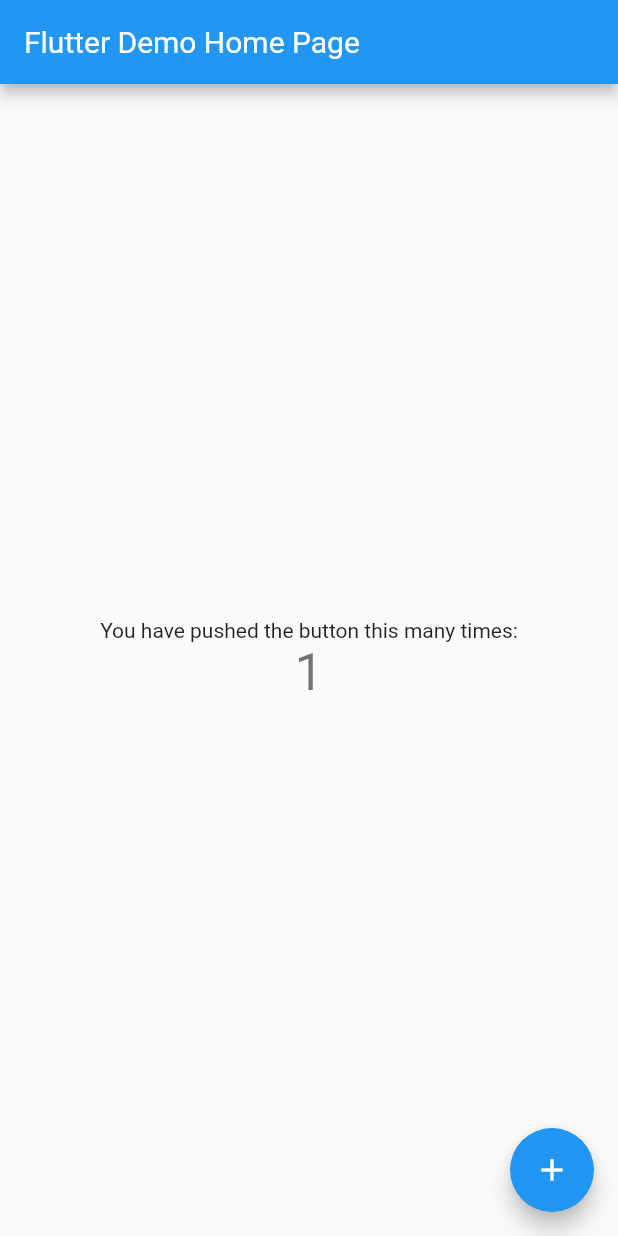
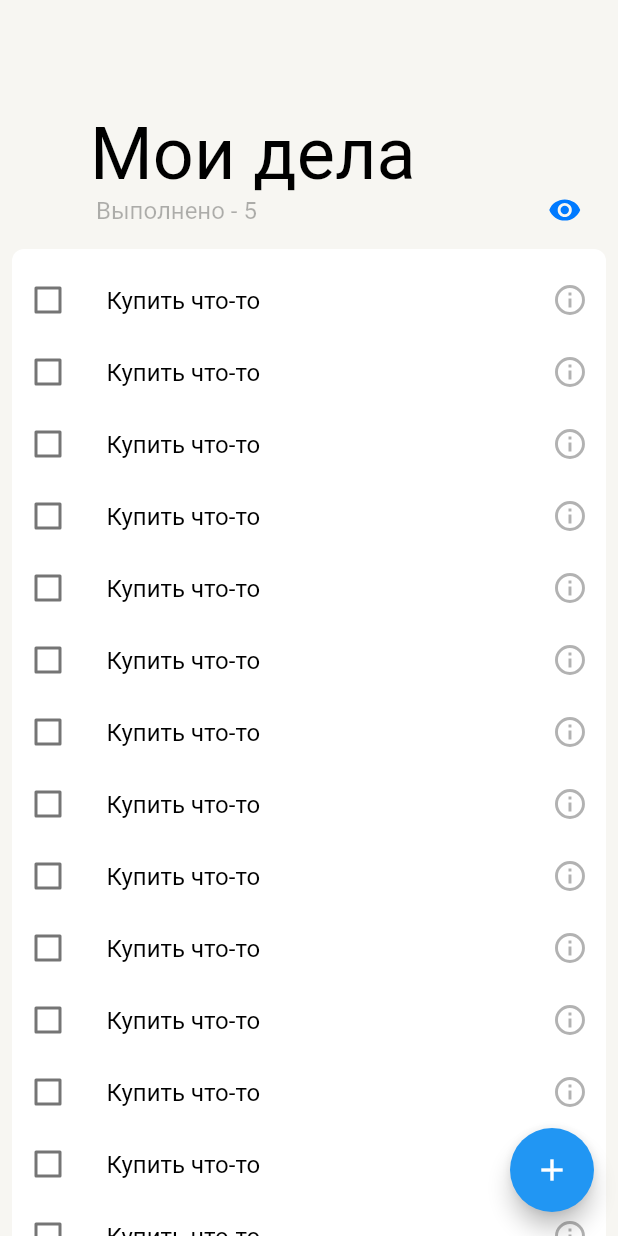
Before and after one commit to DenisTc/todo_app, a Flutter app: the screen it shows after launch, after a tap on the "add" icon, on a phone screen of 412 x 824 dp. Run offline on Flutter 3.47's test engine with Material 2 defaults, Android fonts, the phone set to English and light mode, and no system bars; our stand-ins replace flutter_svg; generated files the repository leaves out were written again.

Commit message:
Добавил экран TaskListScreen

```diff
--- /dev/null
+++ b/l10n.yaml
@@ -0,0 +1,3 @@
+rb-dir: lib/l10n
+template-arb-file: app_ru.arb
+output-localization-file: app_localizations.dart
--- /dev/null
+++ b/lib/imports.dart
@@ -0,0 +1,7 @@
+export 'package:flutter/material.dart';
+export 'package:todo_app/presentation/screens/screens.dart';
+export 'package:todo_app/core/constants/app_theme.dart';
+export 'package:todo_app/imports.dart';
+export 'package:todo_app/l10n/l10n.dart';
+export 'package:flutter_localizations/flutter_localizations.dart';
+export 'package:flutter_gen/gen_l10n/app_localizations.dart';
--- /dev/null
+++ b/lib/l10n/app_ru.arb
@@ -0,0 +1,9 @@
+{
+    "myTasks": "Мои дела",
+    "save": "СОХРАНИТЬ",
+    "importance":"Важность",
+    "makeUpTo":"Сделать до",
+    "delete": "Удалить",
+    "done":"Выполнено",
+    "addNewTask": "Новое"
+}
--- /dev/null
+++ b/lib/l10n/l10n.dart
@@ -0,0 +1,7 @@
+import 'dart:ui';
+
+class L10n {
+  static final all = [
+    const Locale('ru', ''),
+  ];
+}
--- a/lib/main.dart
+++ b/lib/main.dart
@@ -1,4 +1,4 @@
-import 'package:flutter/material.dart';
+import 'package:todo_app/imports.dart';
 
 void main() {
   runApp(const MyApp());
@@ -7,109 +7,19 @@
 class MyApp extends StatelessWidget {
   const MyApp({Key? key}) : super(key: key);
 
-  // This widget is the root of your application.
   @override
   Widget build(BuildContext context) {
     return MaterialApp(
       title: 'Flutter Demo',
-      theme: ThemeData(
-        // This is the theme of your application.
-        //
-        // Try running your application with "flutter run". You'll see the
-        // application has a blue toolbar. Then, without quitting the app, try
-        // changing the primarySwatch below to Colors.green and then invoke
-        // "hot reload" (press "r" in the console where you ran "flutter run",
-        // or simply save your changes to "hot reload" in a Flutter IDE).
-        // Notice that the counter didn't reset back to zero; the application
-        // is not restarted.
-        primarySwatch: Colors.blue,
-      ),
-      home: const MyHomePage(title: 'Flutter Demo Home Page'),
+      theme: AppTheme.lightTheme,
+      supportedLocales: L10n.all,
+      localizationsDelegates: const [
+        AppLocalizations.delegate,
+        GlobalMaterialLocalizations.delegate,
+        GlobalWidgetsLocalizations.delegate,
+        GlobalCupertinoLocalizations.delegate,
+      ],
+      home: const TaskListScreen(),
     );
   }
 }
-
-class MyHomePage extends StatefulWidget {
-  const MyHomePage({Key? key, required this.title}) : super(key: key);
-
-  // This widget is the home page of your application. It is stateful, meaning
-  // that it has a State object (defined below) that contains fields that affect
-  // how it looks.
-
-  // This class is the configuration for the state. It holds the values (in this
-  // case the title) provided by the parent (in this case the App widget) and
-  // used by the build method of the State. Fields in a Widget subclass are
-  // always marked "final".
-
-  final String title;
-
-  @override
-  State<MyHomePage> createState() => _MyHomePageState();
-}
-
-class _MyHomePageState extends State<MyHomePage> {
-  int _counter = 0;
-
-  void _incrementCounter() {
-    setState(() {
-      // This call to setState tells the Flutter framework that something has
-      // changed in this State, which causes it to rerun the build method below
-      // so that the display can reflect the updated values. If we changed
-      // _counter without calling setState(), then the build method would not be
-      // called again, and so nothing would appear to happen.
-      _counter++;
-    });
-  }
-
-  @override
-  Widget build(BuildContext context) {
-    // This method is rerun every time setState is called, for instance as done
-    // by the _incrementCounter method above.
-    //
-    // The Flutter framework has been optimized to make rerunning build methods
-    // fast, so that you can just rebuild anything that needs updating rather
-    // than having to individually change instances of widgets.
-    return Scaffold(
-      appBar: AppBar(
-        // Here we take the value from the MyHomePage object that was created by
-        // the App.build method, and use it to set our appbar title.
-        title: Text(widget.title),
-      ),
-      body: Center(
-        // Center is a layout widget. It takes a single child and positions it
-        // in the middle of the parent.
-        child: Column(
-          // Column is also a layout widget. It takes a list of children and
-          // arranges them vertically. By default, it sizes itself to fit its
-          // children horizontally, and tries to be as tall as its parent.
-          //
-          // Invoke "debug painting" (press "p" in the console, choose the
-          // "Toggle Debug Paint" action from the Flutter Inspector in Android
-          // Studio, or the "Toggle Debug Paint" command in Visual Studio Code)
-          // to see the wireframe for each widget.
-          //
-          // Column has various properties to control how it sizes itself and
-          // how it positions its children. Here we use mainAxisAlignment to
-          // center the children vertically; the main axis here is the vertical
-          // axis because Columns are vertical (the cross axis would be
-          // horizontal).
-          mainAxisAlignment: MainAxisAlignment.center,
-          children: <Widget>[
-            const Text(
-              'You have pushed the button this many times:',
-            ),
-            Text(
-              '$_counter',
-              style: Theme.of(context).textTheme.headline4,
-            ),
-          ],
-        ),
-      ),
-      floatingActionButton: FloatingActionButton(
-        onPressed: _incrementCounter,
-        tooltip: 'Increment',
-        child: const Icon(Icons.add),
-      ), // This trailing comma makes auto-formatting nicer for build methods.
-    );
-  }
-}
--- /dev/null
+++ b/lib/presentation/screens/screens.dart
@@ -0,0 +1 @@
+export 'package:todo_app/presentation/screens/task_list_screen.dart';
--- /dev/null
+++ b/lib/presentation/screens/task_list_screen.dart
@@ -0,0 +1,252 @@
+import 'package:flutter/material.dart';
+import 'package:flutter_svg/svg.dart';
+import 'package:todo_app/core/constants/app_colors.dart';
+import 'package:todo_app/core/constants/app_icons.dart';
+
+class TaskListScreen extends StatefulWidget {
+  const TaskListScreen({Key? key}) : super(key: key);
+
+  @override
+  State<TaskListScreen> createState() => _TaskListScreenState();
+}
+
+class _TaskListScreenState extends State<TaskListScreen> {
+  final _pinned = true;
+  final _snap = false;
+  final _floating = false;
+
+  final appBarHeight = 150.0;
+  double minAppbarPadding = 16.0;
+
+  @override
+  Widget build(BuildContext context) {
+    return Scaffold(
+      floatingActionButton: FloatingActionButton(
+        onPressed: () {},
+        child: const Icon(Icons.add),
+      ),
+      body: SafeArea(
+        bottom: false,
+        child: CustomScrollView(
+          slivers: [
+            CusomSliverAppBar(
+              pinned: _pinned,
+              snap: _snap,
+              floating: _floating,
+              appBarHeight: appBarHeight,
+              minAppbarPadding: minAppbarPadding,
+            ),
+            SliverToBoxAdapter(
+              child: Container(
+                margin: const EdgeInsets.only(top: 16),
+                padding: const EdgeInsets.symmetric(horizontal: 8),
+                height: 10,
+                child: Column(
+                  mainAxisAlignment: MainAxisAlignment.end,
+                  children: <Widget>[
+                    Container(
+                      height: 10,
+                      decoration: const BoxDecoration(
+                        color: Colors.white,
+                        borderRadius: BorderRadius.only(
+                          topLeft: Radius.circular(8.0),
+                          topRight: Radius.circular(8.0),
+                        ),
+                      ),
+                    ),
+                  ],
+                ),
+              ),
+            ),
+            SliverPadding(
+              padding: const EdgeInsets.symmetric(horizontal: 8),
+              sliver: SliverList(
+                delegate: SliverChildBuilderDelegate(
+                  (BuildContext context, int index) {
+                    return GestureDetector(
+                      child: Dismissible(
+                        key: Key(index.toString()),
+                        onDismissed: (DismissDirection direction) {},
+                        background: Container(
+                          padding: const EdgeInsets.only(left: 24),
+                          alignment: Alignment.centerLeft,
+                          color: AppColors.greenLight,
+                          child: SvgPicture.asset(
+                            AppIcons.check,
+                            color: AppColors.whiteLight,
+                          ),
+                        ),
+                        secondaryBackground: Container(
+                          padding: const EdgeInsets.only(right: 24),
+                          alignment: Alignment.centerRight,
+                          color: Theme.of(context).errorColor,
+                          child: SvgPicture.asset(
+                            AppIcons.delete,
+                            color: AppColors.whiteLight,
+                          ),
+                        ),
+                        child: Container(
+                          height: 48.0,
+                          color: Colors.white,
+                          child: Row(
+                            children: [
+                              Checkbox(value: false, onChanged: (_) {}),
+                              const SizedBox(width: 15),
+                              Text(
+                                'Купить что-то',
+                                style: Theme.of(context).textTheme.bodyText1,
+                              ),
+                              const Spacer(),
+                              IconButton(
+                                onPressed: () {},
+                                icon: SvgPicture.asset(
+                                  AppIcons.infoOutline,
+                                  width: 20,
+                                  height: 20,
+                                ),
+                              ),
+                            ],
+                          ),
+                        ),
+                      ),
+                    );
+                  },
+                  childCount: 19,
+                ),
+              ),
+            ),
+            SliverToBoxAdapter(
+              child: Container(
+                margin: const EdgeInsets.only(bottom: 16),
+                padding: const EdgeInsets.symmetric(horizontal: 8),
+                height: 60,
+                child: Column(
+                  children: [
+                    Container(
+                      color: Colors.white,
+                      height: 48,
+                      child: Row(
+                        children: [
+                          const SizedBox(width: 67),
+                          Text(
+                            'Новое',
+                            style: Theme.of(context).textTheme.bodyText2,
+                          ),
+                        ],
+                      ),
+                    ),
+                    Container(
+                      height: 10,
+                      decoration: const BoxDecoration(
+                        color: Colors.white,
+                        borderRadius: BorderRadius.only(
+                          bottomLeft: Radius.circular(8.0),
+                          bottomRight: Radius.circular(8.0),
+                        ),
+                      ),
+                    ),
+                  ],
+                ),
+              ),
+            ),
+          ],
+        ),
+      ),
+    );
+  }
+}
+
+class CusomSliverAppBar extends StatelessWidget {
+  const CusomSliverAppBar({
+    Key? key,
+    required bool pinned,
+    required bool snap,
+    required bool floating,
+    required this.appBarHeight,
+    required this.minAppbarPadding,
+  })  : _pinned = pinned,
+        _snap = snap,
+        _floating = floating,
+        super(key: key);
+
+  final bool _pinned;
+  final bool _snap;
+  final bool _floating;
+  final double appBarHeight;
+  final double minAppbarPadding;
+
+  @override
+  Widget build(BuildContext context) {
+    return SliverAppBar(
+      pinned: _pinned,
+      snap: _snap,
+      floating: _floating,
+      expandedHeight: appBarHeight,
+      surfaceTintColor: Colors.transparent,
+      backgroundColor: Theme.of(context).scaffoldBackgroundColor,
+      flexibleSpace: LayoutBuilder(
+        builder: (context, constraints) {
+          final percentage = (constraints.maxHeight - kToolbarHeight) /
+              (appBarHeight - kToolbarHeight);
+          final isCollapsed = percentage != 0.0;
+
+          return Center(
+            child: FlexibleSpaceBar(
+              centerTitle: false,
+              titlePadding: EdgeInsetsDirectional.only(
+                start: minAppbarPadding + (44 * percentage),
+                bottom: 16,
+              ),
+              title: Row(
+                children: [
+                  Text(
+                    'Мои дела',
+                    style: isCollapsed
+                        ? Theme.of(context).textTheme.headline1!.copyWith(
+                            fontSize: 20 + (12 * percentage), height: 1.6)
+                        : Theme.of(context).textTheme.headline2,
+                  ),
+                  const Spacer(),
+                  Visibility(
+                    visible: !isCollapsed,
+                    child: GestureDetector(
+                      onTap: () {},
+                      child: Padding(
+                        padding: const EdgeInsets.only(right: 16.0),
+                        child: SvgPicture.asset(
+                          AppIcons.visibilityOn,
+                          width: 23,
+                          height: 15,
+                        ),
+                      ),
+                    ),
+                  ),
+                ],
+              ),
+              background: Align(
+                alignment: Alignment.bottomCenter,
+                child: Padding(
+                  padding: const EdgeInsets.only(left: 64, right: 24),
+                  child: Row(
+                    children: [
+                      Text(
+                        'Выполнено - 5',
+                        style: Theme.of(context).textTheme.bodyText2,
+                      ),
+                      const Spacer(),
+                      SvgPicture.asset(
+                        AppIcons.visibilityOn,
+                        width: 23,
+                        height: 15,
+                      ),
+                    ],
+                  ),
+                ),
+              ),
+            ),
+          );
+        },
+      ),
+    );
+  }
+}
--- a/pubspec.yaml
+++ b/pubspec.yaml
@@ -23,8 +23,12 @@
 dependencies:
   flutter:
     sdk: flutter
+  flutter_localizations:
+    sdk: flutter
+  intl: ^0.17.0
 
   cupertino_icons: ^1.0.2
+  flutter_svg: ^1.1.1+1
 
 dev_dependencies:
   flutter_test:
@@ -33,6 +37,7 @@
   flutter_lints: ^2.0.0
 
 flutter:
+  generate: true
   uses-material-design: true
 
   assets:
```
Also changed, not shown: pubspec.lock.
